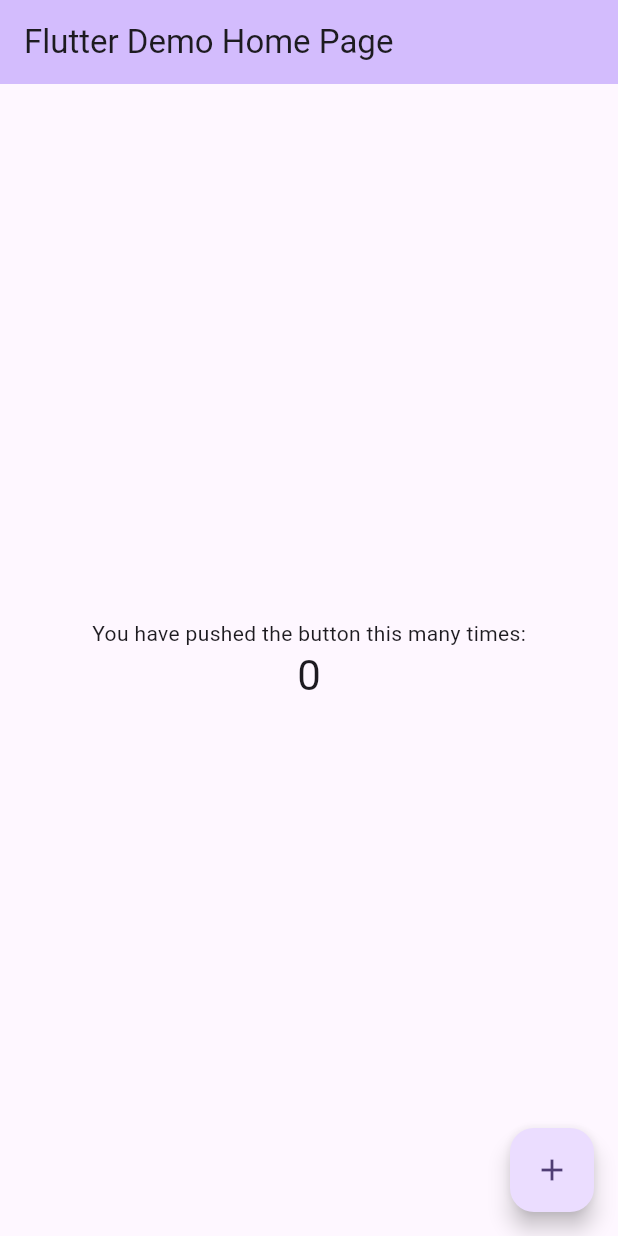
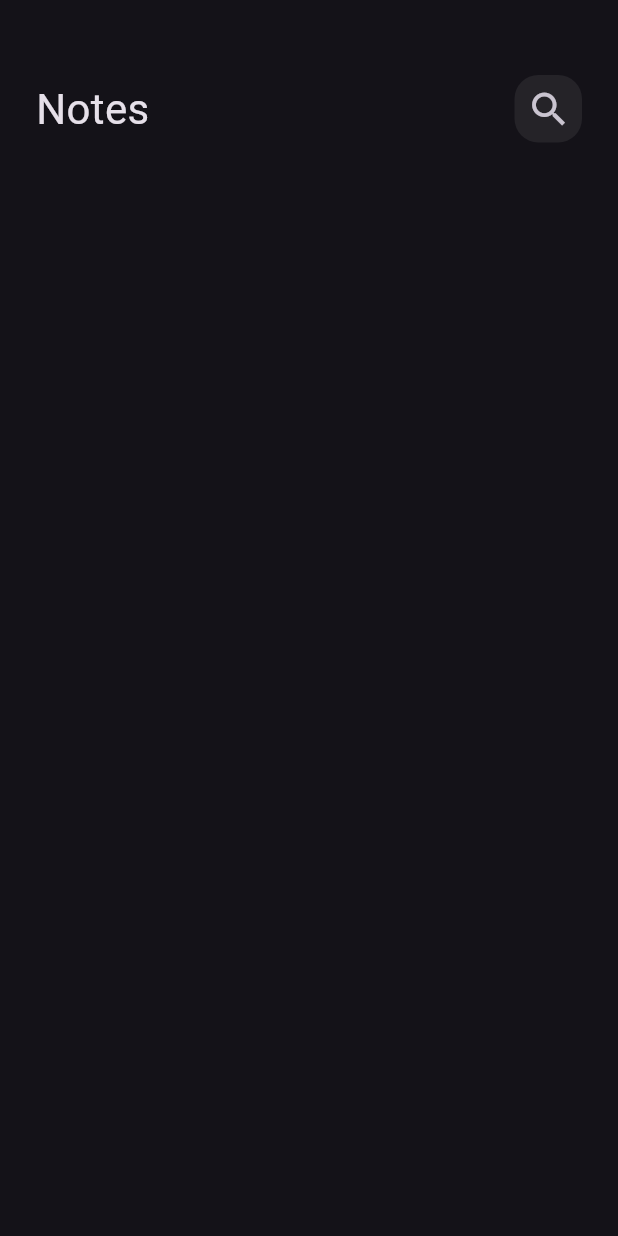
Before and after one commit to XxxCodeShotxxX/notes_app, a Flutter app: the screen it shows after launch, on a phone screen of 412 x 824 dp. Run offline on Flutter 3.47's test engine with Material 3 defaults, Android fonts, the phone set to English and light mode, and no system bars.

Commit message:
theme / app bar

```diff
--- a/lib/main.dart
+++ b/lib/main.dart
@@ -1,4 +1,5 @@
 import 'package:flutter/material.dart';
+import 'package:note_app/views/note_view.dart';
 
 void main() {
   runApp(const MyApp());
@@ -11,115 +12,10 @@ class MyApp extends StatelessWidget {
   @override
   Widget build(BuildContext context) {
     return MaterialApp(
-      title: 'Flutter Demo',
       theme: ThemeData(
-        // This is the theme of your application.
-        //
-        // TRY THIS: Try running your application with "flutter run". You'll see
-        // the application has a purple toolbar. Then, without quitting the app,
-        // try changing the seedColor in the colorScheme below to Colors.green
-        // and then invoke "hot reload" (save your changes or press the "hot
-        // reload" button in a Flutter-supported IDE, or press "r" if you used
-        // the command line to start the app).
-        //
-        // Notice that the counter didn't reset back to zero; the application
-        // state is not lost during the reload. To reset the state, use hot
-        // restart instead.
-        //
-        // This works for code too, not just values: Most code changes can be
-        // tested with just a hot reload.
-        colorScheme: ColorScheme.fromSeed(seedColor: Colors.deepPurple),
-        useMaterial3: true,
+        brightness: Brightness.dark,
       ),
-      home: const MyHomePage(title: 'Flutter Demo Home Page'),
+      home: const NoteView(),
     );
   }
 }
-
-class MyHomePage extends StatefulWidget {
-  const MyHomePage({super.key, required this.title});
-
-  // This widget is the home page of your application. It is stateful, meaning
-  // that it has a State object (defined below) that contains fields that affect
-  // how it looks.
-
-  // This class is the configuration for the state. It holds the values (in this
-  // case the title) provided by the parent (in this case the App widget) and
-  // used by the build method of the State. Fields in a Widget subclass are
-  // always marked "final".
-
-  final String title;
-
-  @override
-  State<MyHomePage> createState() => _MyHomePageState();
-}
-
-class _MyHomePageState extends State<MyHomePage> {
-  int _counter = 0;
-
-  void _incrementCounter() {
-    setState(() {
-      // This call to setState tells the Flutter framework that something has
-      // changed in this State, which causes it to rerun the build method below
-      // so that the display can reflect the updated values. If we changed
-      // _counter without calling setState(), then the build method would not be
-      // called again, and so nothing would appear to happen.
-      _counter++;
-    });
-  }
-
-  @override
-  Widget build(BuildContext context) {
-    // This method is rerun every time setState is called, for instance as done
-    // by the _incrementCounter method above.
-    //
-    // The Flutter framework has been optimized to make rerunning build methods
-    // fast, so that you can just rebuild anything that needs updating rather
-    // than having to individually change instances of widgets.
-    return Scaffold(
-      appBar: AppBar(
-        // TRY THIS: Try changing the color here to a specific color (to
-        // Colors.amber, perhaps?) and trigger a hot reload to see the AppBar
-        // change color while the other colors stay the same.
-        backgroundColor: Theme.of(context).colorScheme.inversePrimary,
-        // Here we take the value from the MyHomePage object that was created by
-        // the App.build method, and use it to set our appbar title.
-        title: Text(widget.title),
-      ),
-      body: Center(
-        // Center is a layout widget. It takes a single child and positions it
-        // in the middle of the parent.
-        child: Column(
-          // Column is also a layout widget. It takes a list of children and
-          // arranges them vertically. By default, it sizes itself to fit its
-          // children horizontally, and tries to be as tall as its parent.
-          //
-          // Column has various properties to control how it sizes itself and
-          // how it positions its children. Here we use mainAxisAlignment to
-          // center the children vertically; the main axis here is the vertical
-          // axis because Columns are vertical (the cross axis would be
-          // horizontal).
-          //
-          // TRY THIS: Invoke "debug painting" (choose the "Toggle Debug Paint"
-          // action in the IDE, or press "p" in the console), to see the
-          // wireframe for each widget.
-          mainAxisAlignment: MainAxisAlignment.center,
-          children: <Widget>[
-            const Text(
-              'You have pushed the button this many times:',
-            ),
-            Text(
-              '$_counter',
-              style: Theme.of(context).textTheme.headlineMedium,
-            ),
-          ],
-        ),
-      ),
-      floatingActionButton: FloatingActionButton(
-        onPressed: _incrementCounter,
-        tooltip: 'Increment',
-        child: const Icon(Icons.add),
-      ), // This trailing comma makes auto-formatting nicer for build methods.
-    );
-  }
-}
--- /dev/null
+++ b/lib/views/note_view.dart
@@ -0,0 +1,17 @@
+
+
+
+import 'package:flutter/material.dart';
+import 'package:note_app/widgets/note_view_body.dart';
+
+class NoteView extends StatelessWidget {
+  const NoteView({super.key});
+
+  @override
+  Widget build(BuildContext context) {
+    return const Scaffold(
+    body: NoteViewBody(),
+
+    );
+  }
+}
--- /dev/null
+++ b/lib/widgets/custom_appBar.dart
@@ -0,0 +1,35 @@
+import 'package:flutter/material.dart';
+
+class CustomAppBar extends StatelessWidget {
+  const CustomAppBar({super.key});
+
+  @override
+  Widget build(BuildContext context) {
+    return Padding(
+      padding: const EdgeInsets.symmetric(
+        horizontal: 24,
+      ),
+      child: Row(
+        mainAxisAlignment: MainAxisAlignment.spaceBetween,
+        children: [
+          const Text(
+            "Notes",
+            style: TextStyle(fontSize: 28),
+          ),
+          Container(
+              height: 45,
+              width: 45,
+              decoration: BoxDecoration(
+                  color: Colors.white.withOpacity(0.07),
+                  borderRadius: BorderRadius.circular(16)),
+              child: IconButton(
+                  onPressed: () {},
+                  icon: const Icon(
+                    Icons.search_outlined,
+                    size: 30,
+                  )))
+        ],
+      ),
+    );
+  }
+}
--- /dev/null
+++ b/lib/widgets/note_view_body.dart
@@ -0,0 +1,18 @@
+import 'package:flutter/material.dart';
+import 'package:note_app/widgets/custom_appBar.dart';
+
+class NoteViewBody extends StatelessWidget {
+  const NoteViewBody({super.key});
+
+  @override
+  Widget build(BuildContext context) {
+    return const Column(
+      children: [
+        SizedBox(
+          height: 50,
+        ),
+        CustomAppBar(),
+      ],
+    );
+  }
+}
```
Also changed, not shown: pubspec.yaml (+5 -12 lines), assets/fonts/Poppins-Regular.ttf (added).
